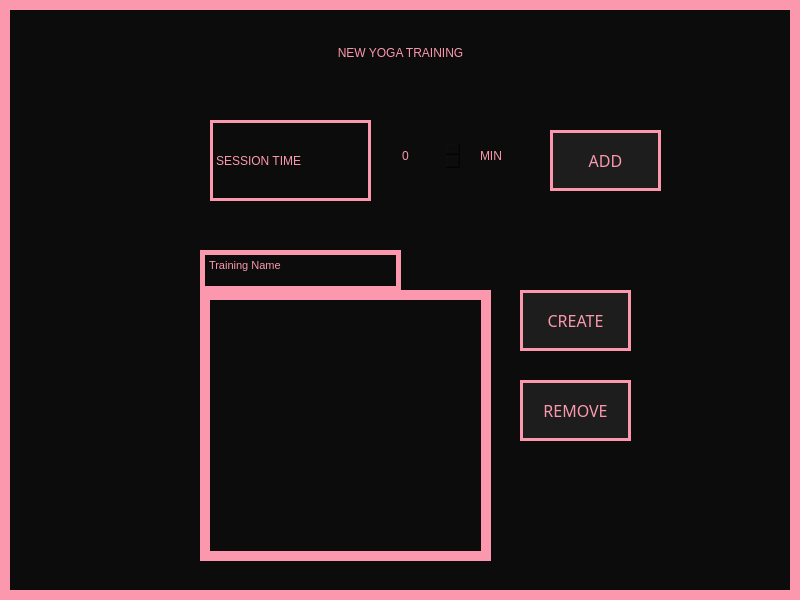
The window that View/NewYogaTraining.ui (Hanna-J-K/fitnessapp) describes before a commit, drawn with Qt 5.
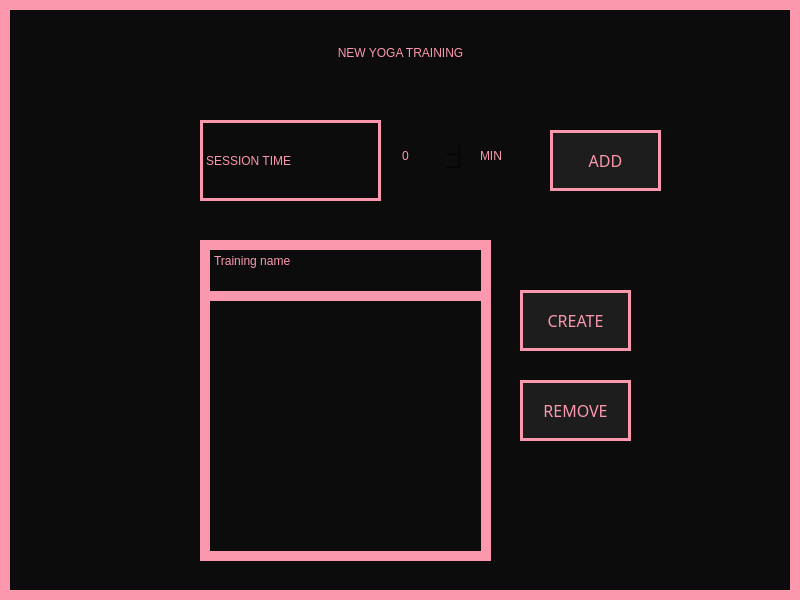
The same window after the commit.

The edit to the form file:
```diff
--- a/View/NewYogaTraining.ui
+++ b/View/NewYogaTraining.ui
@@ -143,34 +143,12 @@
      <string>CREATE</string>
     </property>
    </widget>
-   <widget class="QTextEdit" name="training_name">
-    <property name="geometry">
-     <rect>
-      <x>200</x>
-      <y>250</y>
-      <width>201</width>
-      <height>41</height>
-     </rect>
-    </property>
-    <property name="styleSheet">
-     <string notr="true">border: 5px solid #FB98AD;
-font: 16pt &quot;MS Shell Dlg 2&quot;;
-</string>
-    </property>
-    <property name="html">
-     <string>&lt;!DOCTYPE HTML PUBLIC &quot;-//W3C//DTD HTML 4.0//EN&quot; &quot;http://www.w3.org/TR/REC-html40/strict.dtd&quot;&gt;
-&lt;html&gt;&lt;head&gt;&lt;meta name=&quot;qrichtext&quot; content=&quot;1&quot; /&gt;&lt;style type=&quot;text/css&quot;&gt;
-p, li { white-space: pre-wrap; }
-&lt;/style&gt;&lt;/head&gt;&lt;body style=&quot; font-family:'MS Shell Dlg 2'; font-size:16pt; font-weight:400; font-style:normal;&quot;&gt;
-&lt;p style=&quot; margin-top:0px; margin-bottom:0px; margin-left:0px; margin-right:0px; -qt-block-indent:0; text-indent:0px;&quot;&gt;&lt;span style=&quot; font-size:8.25pt;&quot;&gt;Training Name&lt;/span&gt;&lt;/p&gt;&lt;/body&gt;&lt;/html&gt;</string>
-    </property>
-   </widget>
    <widget class="QLabel" name="label">
     <property name="geometry">
      <rect>
-      <x>210</x>
+      <x>200</x>
       <y>120</y>
-      <width>161</width>
+      <width>181</width>
       <height>81</height>
      </rect>
     </property>
@@ -211,6 +189,24 @@
      <string>REMOVE</string>
     </property>
    </widget>
+   <widget class="QPlainTextEdit" name="training_name">
+    <property name="geometry">
+     <rect>
+      <x>200</x>
+      <y>240</y>
+      <width>291</width>
+      <height>61</height>
+     </rect>
+    </property>
+    <property name="styleSheet">
+     <string notr="true">border: 10px solid #FB98AD;
+font: 12pt &quot;MS Shell Dlg 2&quot;;
+</string>
+    </property>
+    <property name="plainText">
+     <string>Training name</string>
+    </property>
+   </widget>
   </widget>
  </widget>
  <resources/>
```
